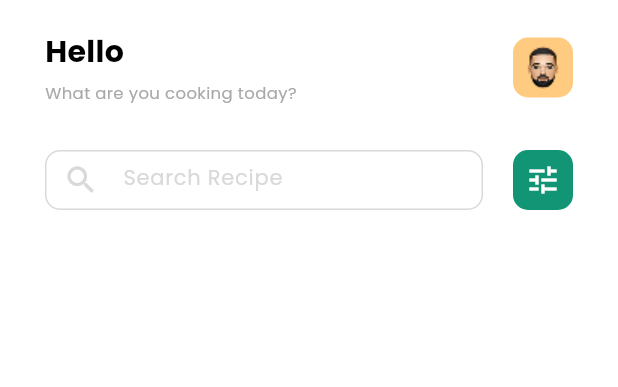
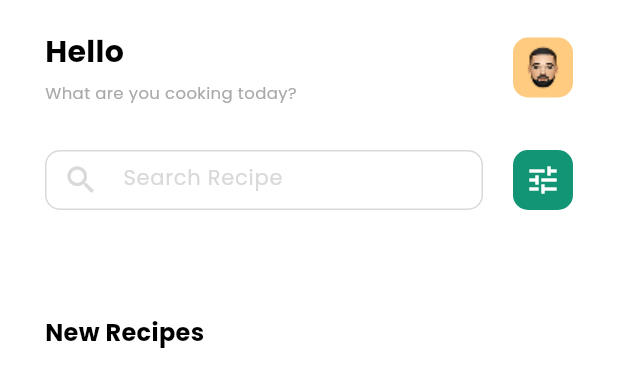
Before and after one commit to julboy2/flutter_recipe_app_course, a Flutter app: the HomeScreen widget shown alone on an empty page, opened directly with empty values, on a phone screen of 412 x 824 dp. Shown: the top 387 px of the screen. Run offline on Flutter 3.47's test engine with Material 3 defaults, Android fonts, the phone set to English and light mode, and no system bars; our stand-ins replace freezed_annotation, get_it, go_router, google_fonts.

Commit message:
28 NewRecipes 영역

```diff
--- a/lib/core/di/di_setup.dart
+++ b/lib/core/di/di_setup.dart
@@ -10,6 +10,7 @@ import 'package:flutter_recipe_app_course/domain/repository/recent_search_recipe
 import 'package:flutter_recipe_app_course/domain/repository/recipe_repository.dart';
 import 'package:flutter_recipe_app_course/domain/use_case/get_categories_use_case.dart';
 import 'package:flutter_recipe_app_course/domain/use_case/get_dishes_by_category_use_case.dart';
+import 'package:flutter_recipe_app_course/domain/use_case/get_new_recipes_use_case.dart';
 import 'package:flutter_recipe_app_course/domain/use_case/get_saved_recipes_use_case.dart';
 import 'package:flutter_recipe_app_course/domain/use_case/search_recipes_use_case.dart';
 import 'package:flutter_recipe_app_course/presentation/home/home_view_model.dart';
@@ -50,6 +51,10 @@ void diSetup() {
   getIt.registerSingleton(
     GetDishesByCategoryUseCase(recipeRepository: getIt()),
   );
+  getIt.registerSingleton(
+    GetNewRecipesUseCase(recipeRepository: getIt()),
+  );
+
 
   // ViewModel
   // SavedRecipesViewModel 을 호출할때 마다 매번 이코드가 실행 되면서 인스턴스가 따라온다.
@@ -67,6 +72,7 @@ void diSetup() {
     () => HomeViewModel(
       getCategoriesUseCase: getIt(),
       getDishesByCategoryUseCase: getIt(),
+      getNewRecipesUseCase: getIt(),
     ),
   );
 }
--- /dev/null
+++ b/lib/domain/use_case/get_new_recipes_use_case.dart
@@ -0,0 +1,33 @@
+import 'package:flutter_recipe_app_course/core/domain/error/result.dart';
+import 'package:flutter_recipe_app_course/domain/error/new_recipe_error.dart';
+import 'package:flutter_recipe_app_course/domain/model/recipe.dart';
+import 'package:flutter_recipe_app_course/domain/repository/recipe_repository.dart';
+
+class GetNewRecipesUseCase {
+  final RecipeRepository _recipeRepository;
+
+  const GetNewRecipesUseCase({required RecipeRepository recipeRepository})
+    : _recipeRepository = recipeRepository;
+
+  Future<Result<List<Recipe> , NewRecipeError>> execute() async{
+    try{
+      final recipes = await _recipeRepository.getRecipes();
+
+      if(recipes.isEmpty){
+        return const Result.error(NewRecipeError.noRecipe);
+      }
+
+      if(recipes.any((e) => e.category.isEmpty)){
+        return const Result.error(NewRecipeError.invalidCategory);
+      }
+
+      return Result.success(recipes.take(5).toList());
+
+    }catch(e){
+      return const Result.error(NewRecipeError.unknown);
+    }
+
+  }
+
+
+}
--- a/lib/presentation/home/home_state.dart
+++ b/lib/presentation/home/home_state.dart
@@ -10,12 +10,16 @@ class HomeState with _$HomeState {
   final List<String> categories;
   @override
   final String selectedCategory;
+  @override
   final List<Recipe> dishes;
+  @override
+  final List<Recipe> newRecipes;
 
   const HomeState({
     this.categories = const [],
     this.selectedCategory = "All",
     this.dishes = const [],
+    this.newRecipes= const [],
 
   });
 
--- a/lib/presentation/home/screen/home_screen.dart
+++ b/lib/presentation/home/screen/home_screen.dart
@@ -3,6 +3,7 @@ import 'package:flutter_recipe_app_course/core/presentation/components/search_in
 import 'package:flutter_recipe_app_course/ui/color_styles.dart';
 
 import '../../../core/presentation/components/dish_card.dart';
+import '../../../core/presentation/components/new_recipe_card.dart';
 import '../../../core/presentation/components/recipe_category_selector.dart';
 import '../../../ui/text_styles.dart';
 import '../home_state.dart';
@@ -24,7 +25,9 @@ class HomeScreen extends StatelessWidget {
   @override
   Widget build(BuildContext context) {
     return SafeArea(
+      child: SingleChildScrollView(
         child: Column(
+          crossAxisAlignment: CrossAxisAlignment.start,
           children: [
             Padding(
               padding: const EdgeInsets.symmetric(horizontal: 30),
@@ -94,7 +97,6 @@ class HomeScreen extends StatelessWidget {
                 ],
               ),
             ),
-
             const SizedBox(height: 15),
             Padding(
               padding: const EdgeInsets.only(left: 30, top: 10, bottom: 10),
@@ -119,8 +121,32 @@ class HomeScreen extends StatelessWidget {
                   )).toList(),
                 ),
               ),
+            ),
+            const SizedBox(height: 20),
+            Padding(
+              padding: const EdgeInsets.only(left: 30),
+              child: Column(
+                crossAxisAlignment: CrossAxisAlignment.start,
+                children: [
+                  Text(
+                      "New Recipes",
+                    style: TextStyles.normalTextBold,
+                  ),
+                  SizedBox(height: 5,),
+                  SingleChildScrollView(
+                    scrollDirection: Axis.horizontal,
+                    child: Row(
+                      children: state.newRecipes.map((e) => Padding(
+                        padding: const EdgeInsets.only(right: 15),
+                        child: NewRecipeCard(recipe: e,),
+                      )).toList(),
+                    ),
                   )
                 ],
+              ),
+            ),
+          ],
+        ),
       ),
     );
   }
```
Also changed, not shown: lib/core/presentation/components/new_recipe_card.dart (added, +129 -0 lines), lib/domain/error/new_recipe_error.dart (added, +8 -0 lines), lib/presentation/home/home_view_model.dart (+25 -1 lines), lib/presentation/home/home_state.freezed.dart. Lines whose indentation alone changed are shown as unchanged.
